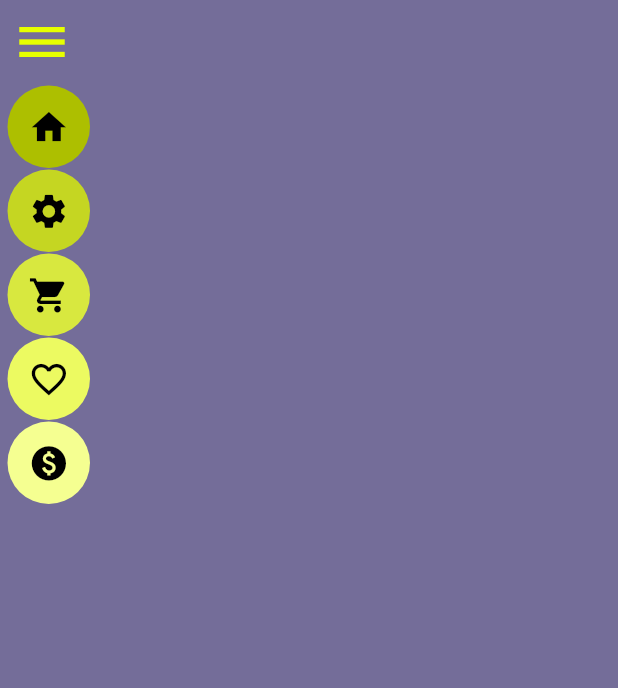
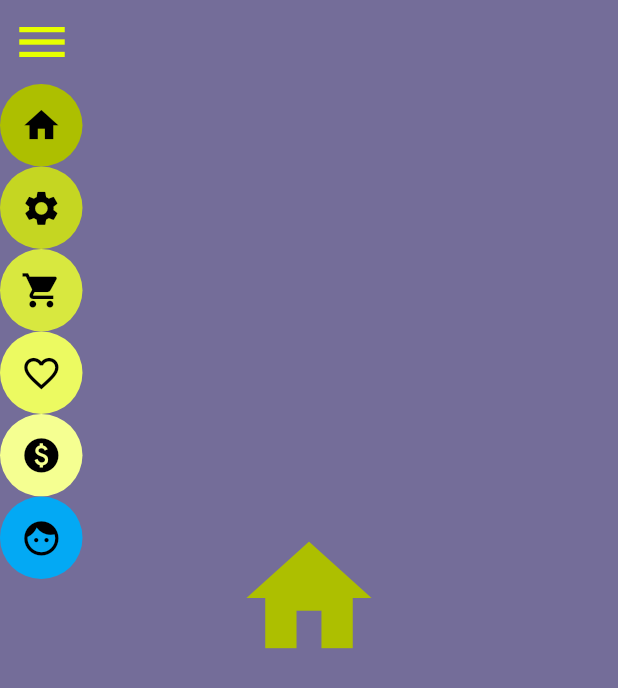
Before and after one commit to severin13/FlutterLab-01-FlipIconsMenu, a Flutter app: the screen it shows after launch, after a tap on the "menu" icon, on a phone screen of 412 x 824 dp. Shown: the top 688 px of the screen. Run offline on Flutter 3.47's test engine with Material 2 defaults, Android fonts, the phone set to English and light mode, and no system bars.

Commit message:
initial commit

```diff
--- a/lib/widgets/flipicons.dart
+++ b/lib/widgets/flipicons.dart
@@ -1,5 +1,6 @@
 
 import 'package:flutter/material.dart';
+import 'dart:math';
 
 class MyFlipIcons extends StatefulWidget {
   const MyFlipIcons({ Key? key }) : super(key: key);
@@ -8,14 +9,17 @@ class MyFlipIcons extends StatefulWidget {
   _MyFlipIconsState createState() => _MyFlipIconsState();
 }
 
-class _MyFlipIconsState extends State<MyFlipIcons> {
+class _MyFlipIconsState extends State<MyFlipIcons> with TickerProviderStateMixin {
 
   late double screenHeight;
   late double screenWidth;
-  //final List<Color> _colorList = [Colors.amber[500]!,Colors.amber[400]!,Colors.amber[300]!,Colors.amber[200]!,Colors.amber[100]!];
-final List<Color> _colorList = [Color(0xFFadbf00), Color(0xFFc5d622), Color(0xFFd8e83f), Color(0xFFecfa61), Color(0xFFf5ff91)];
-  final List<IconData> _icons = [Icons.home, Icons.settings, Icons.shopping_cart, Icons.favorite_border_outlined, Icons.paid];
-  double itemHeight = 55.0;
+  final List<Color> _colorList = [Color(0xFFadbf00), Color(0xFFc5d622), Color(0xFFd8e83f), Color(0xFFecfa61), Color(0xFFf5ff91), Colors.lightBlue];
+  final List<IconData> _icons = [Icons.home, Icons.settings, Icons.shopping_cart, Icons.favorite_border_outlined, Icons.paid, Icons.face];
+  final double itemHeight = 55.0;
+  final appBarColor = Color(0xFF746d99);
+  late AnimationController _controller;
+  late double _fraction;
+  int _pageIndex = 0;
 
 
   @override
@@ -28,11 +32,25 @@ final List<Color> _colorList = [Color(0xFFadbf00), Color(0xFFc5d622), Color(0xFF
 
   @override
   void initState() {
+    _fraction = 1 / _icons.length;
+    _controller = AnimationController(vsync: this, duration: Duration(milliseconds: 500));
     super.initState();
   }
 
+
+  @override
   void dispose() {
+    _controller.dispose();
     super.dispose();
+  }
+
+
+  void _playAnimation() {
+    if (_controller.isCompleted) {
+      _controller.reverse();
+    } else {
+      _controller.forward();
+    }
   }
 
 
@@ -42,30 +60,55 @@ final List<Color> _colorList = [Color(0xFFadbf00), Color(0xFFc5d622), Color(0xFF
     return Scaffold(
       appBar: AppBar(
         elevation: 0,
-        backgroundColor: Color(0xFF746d99),
+        backgroundColor: appBarColor,
         leading: GestureDetector(
           onTap: () {
-
-
+            _playAnimation();
           },
           child: Icon(Icons.menu, color: Color(0xFFe7ff00), size: 40.0)),
       ),
+
       body: SafeArea(
         child: Stack(
           children: [
             Container(
-              color: Color(0xFF746d99)
+              color: appBarColor,
+            ),
+            Padding(
+              padding: EdgeInsets.only(bottom: screenHeight * 0.1),
+              child: Center(
+                child: Icon(_icons[_pageIndex], color: _colorList[_pageIndex], size: 100),
+              ),
             ),
             ListView.builder(
               shrinkWrap: true,
               itemCount: _icons.length,
               itemBuilder: (context, index) {
 
+                CurvedAnimation _curvedAnimation = CurvedAnimation(
+                  parent: _controller,
+                  curve: Interval(index * _fraction, _fraction + _fraction * index, curve: Curves.bounceOut)
+                );
+
+                return AnimatedBuilder(
+                  animation: _controller,
+                  builder: (context, child) {
+
                     return Container(
-                  child: Padding(
-                    padding: const EdgeInsets.fromLTRB(5, 1, 0, 0),
+                      child: Transform(
+                        origin: Offset(0,0),
+                        transform: Matrix4.identity()
+                        ..setEntry(3, 2, 0.002)
+                        ..rotateX(-pi/2 + pi/2 * _curvedAnimation.value),
                         child: Align(
                           alignment: Alignment.topLeft,
+                          child: GestureDetector(
+                            onTap: () {
+                              setState(() {
+                                _pageIndex = index;
+                              });
+                              _playAnimation();
+                            },
                             child: Container(
                               height: itemHeight,
                               width: itemHeight,
@@ -77,6 +120,9 @@ final List<Color> _colorList = [Color(0xFFadbf00), Color(0xFFc5d622), Color(0xFF
                             ),
                           ),
                         ),
+                      ),
+                    );
+                  }
                 );
               }
             ),
```
Lines whose indentation alone changed are shown as unchanged.
